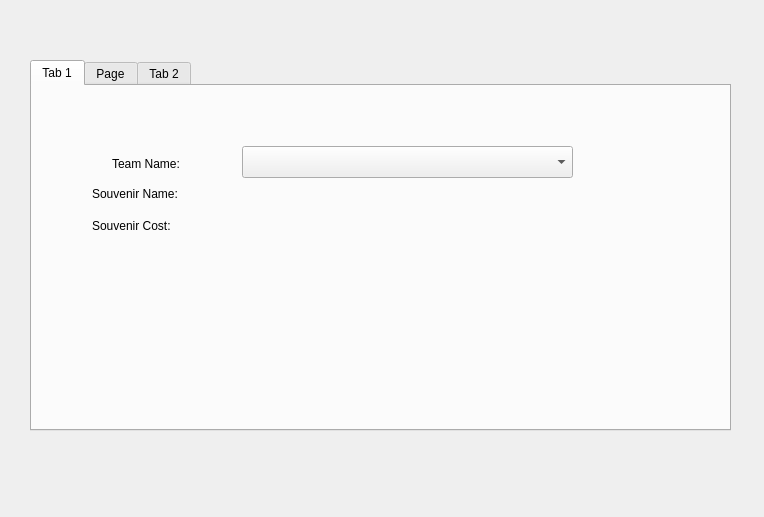
Before: the Qt Designer form BaseballProject2/modifysouvenirs.ui in tholm1/CS1D-Project-2-Baseball, drawn with Qt 5.
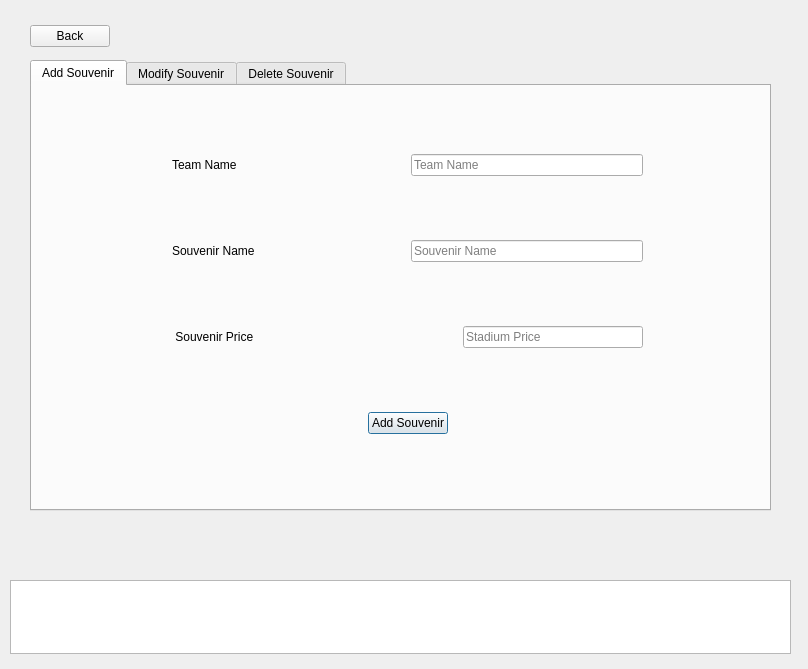
After: the same form once the commit is applied. The open tabs and pages were chosen to show the change.

The edit to the form file:
```diff
--- a/BaseballProject2/modifysouvenirs.ui
+++ b/BaseballProject2/modifysouvenirs.ui
@@ -6,8 +6,8 @@
    <rect>
     <x>0</x>
     <y>0</y>
-    <width>764</width>
-    <height>517</height>
+    <width>808</width>
+    <height>669</height>
    </rect>
   </property>
   <property name="windowTitle">
@@ -18,8 +18,8 @@
     <rect>
      <x>30</x>
      <y>60</y>
-     <width>701</width>
-     <height>371</height>
+     <width>741</width>
+     <height>451</height>
     </rect>
    </property>
    <property name="styleSheet">
@@ -30,69 +30,323 @@
    </property>
    <widget class="QWidget" name="tab">
     <attribute name="title">
-     <string>Tab 1</string>
+     <string>Add Souvenir</string>
     </attribute>
-    <widget class="QLabel" name="label">
+    <widget class="QWidget" name="layoutWidget">
      <property name="geometry">
       <rect>
-       <x>80</x>
-       <y>70</y>
-       <width>111</width>
-       <height>16</height>
+       <x>140</x>
+       <y>10</y>
+       <width>471</width>
+       <height>400</height>
       </rect>
      </property>
-     <property name="text">
-      <string>Team Name:</string>
-     </property>
-    </widget>
-    <widget class="QLabel" name="label_2">
-     <property name="geometry">
-      <rect>
-       <x>60</x>
-       <y>100</y>
-       <width>141</width>
-       <height>16</height>
-      </rect>
-     </property>
-     <property name="text">
-      <string>Souvenir Name:</string>
-     </property>
-    </widget>
-    <widget class="QLabel" name="label_3">
-     <property name="geometry">
-      <rect>
-       <x>60</x>
-       <y>130</y>
-       <width>111</width>
-       <height>20</height>
-      </rect>
-     </property>
-     <property name="text">
-      <string>Souvenir Cost:</string>
-     </property>
-    </widget>
-    <widget class="QComboBox" name="comboBox">
-     <property name="geometry">
-      <rect>
-       <x>210</x>
-       <y>60</y>
-       <width>331</width>
-       <height>32</height>
-      </rect>
-     </property>
+     <layout class="QVBoxLayout" name="verticalLayout_5">
+      <item>
+       <layout class="QHBoxLayout" name="horizontalLayout_5" stretch="1,1,2">
+        <item>
+         <widget class="QLabel" name="teamNameAddLabel">
+          <property name="text">
+           <string>Team Name</string>
+          </property>
+         </widget>
+        </item>
+        <item>
+         <spacer name="horizontalSpacer_6">
+          <property name="orientation">
+           <enum>Qt::Horizontal</enum>
+          </property>
+          <property name="sizeHint" stdset="0">
+           <size>
+            <width>40</width>
+            <height>20</height>
+           </size>
+          </property>
+         </spacer>
+        </item>
+        <item>
+         <widget class="QLineEdit" name="teamNameAddLine">
+          <property name="placeholderText">
+           <string>Team Name</string>
+          </property>
+         </widget>
+        </item>
+       </layout>
+      </item>
+      <item>
+       <layout class="QHBoxLayout" name="horizontalLayout_6" stretch="1,1,2">
+        <item>
+         <widget class="QLabel" name="souvenirNameAddLabel">
+          <property name="text">
+           <string>Souvenir Name</string>
+          </property>
+         </widget>
+        </item>
+        <item>
+         <spacer name="horizontalSpacer_7">
+          <property name="orientation">
+           <enum>Qt::Horizontal</enum>
+          </property>
+          <property name="sizeHint" stdset="0">
+           <size>
+            <width>40</width>
+            <height>20</height>
+           </size>
+          </property>
+         </spacer>
+        </item>
+        <item>
+         <widget class="QLineEdit" name="souvenirNameAddLine">
+          <property name="placeholderText">
+           <string>Souvenir Name</string>
+          </property>
+         </widget>
+        </item>
+       </layout>
+      </item>
+      <item>
+       <layout class="QHBoxLayout" name="horizontalLayout_7" stretch="0,0,0">
+        <item>
+         <widget class="QLabel" name="souvenirPriceAddLabel">
+          <property name="text">
+           <string> Souvenir Price       </string>
+          </property>
+         </widget>
+        </item>
+        <item>
+         <spacer name="horizontalSpacer">
+          <property name="orientation">
+           <enum>Qt::Horizontal</enum>
+          </property>
+          <property name="sizeHint" stdset="0">
+           <size>
+            <width>40</width>
+            <height>20</height>
+           </size>
+          </property>
+         </spacer>
+        </item>
+        <item>
+         <widget class="QLineEdit" name="souvenirPriceAddLine">
+          <property name="placeholderText">
+           <string>Stadium Price</string>
+          </property>
+         </widget>
+        </item>
+       </layout>
+      </item>
+      <item>
+       <layout class="QHBoxLayout" name="horizontalLayout_2">
+        <item>
+         <spacer name="horizontalSpacer_3">
+          <property name="orientation">
+           <enum>Qt::Horizontal</enum>
+          </property>
+          <property name="sizeHint" stdset="0">
+           <size>
+            <width>40</width>
+            <height>20</height>
+           </size>
+          </property>
+         </spacer>
+        </item>
+        <item>
+         <widget class="QPushButton" name="confirmAddBtn">
+          <property name="text">
+           <string>Add Souvenir</string>
+          </property>
+         </widget>
+        </item>
+        <item>
+         <spacer name="horizontalSpacer_5">
+          <property name="orientation">
+           <enum>Qt::Horizontal</enum>
+          </property>
+          <property name="sizeHint" stdset="0">
+           <size>
+            <width>40</width>
+            <height>20</height>
+           </size>
+          </property>
+         </spacer>
+        </item>
+       </layout>
+      </item>
+     </layout>
     </widget>
    </widget>
    <widget class="QWidget" name="tab_3">
     <attribute name="title">
-     <string>Page</string>
+     <string>Modify Souvenir</string>
     </attribute>
    </widget>
    <widget class="QWidget" name="tab_2">
     <attribute name="title">
-     <string>Tab 2</string>
+     <string>Delete Souvenir</string>
     </attribute>
+    <widget class="QWidget" name="layoutWidget_2">
+     <property name="geometry">
+      <rect>
+       <x>20</x>
+       <y>210</y>
+       <width>661</width>
+       <height>38</height>
+      </rect>
+     </property>
+     <layout class="QHBoxLayout" name="horizontalLayout_15">
+      <item>
+       <spacer name="horizontalSpacer_2">
+        <property name="orientation">
+         <enum>Qt::Horizontal</enum>
+        </property>
+        <property name="sizeHint" stdset="0">
+         <size>
+          <width>40</width>
+          <height>20</height>
+         </size>
+        </property>
+       </spacer>
+      </item>
+      <item>
+       <widget class="QLabel" name="label_2">
+        <property name="text">
+         <string>Choose Team:</string>
+        </property>
+       </widget>
+      </item>
+      <item>
+       <widget class="QComboBox" name="stadiumDelComboBox"/>
+      </item>
+      <item>
+       <spacer name="horizontalSpacer_8">
+        <property name="orientation">
+         <enum>Qt::Horizontal</enum>
+        </property>
+        <property name="sizeHint" stdset="0">
+         <size>
+          <width>40</width>
+          <height>20</height>
+         </size>
+        </property>
+       </spacer>
+      </item>
+     </layout>
+    </widget>
+    <widget class="QWidget" name="layoutWidget_3">
+     <property name="geometry">
+      <rect>
+       <x>20</x>
+       <y>260</y>
+       <width>661</width>
+       <height>38</height>
+      </rect>
+     </property>
+     <layout class="QHBoxLayout" name="horizontalLayout_16">
+      <item>
+       <spacer name="horizontalSpacer_4">
+        <property name="orientation">
+         <enum>Qt::Horizontal</enum>
+        </property>
+        <property name="sizeHint" stdset="0">
+         <size>
+          <width>40</width>
+          <height>20</height>
+         </size>
+        </property>
+       </spacer>
+      </item>
+      <item>
+       <widget class="QLabel" name="label_3">
+        <property name="text">
+         <string>Souvenir:</string>
+        </property>
+       </widget>
+      </item>
+      <item>
+       <widget class="QComboBox" name="stadiumDelComboBox_2"/>
+      </item>
+      <item>
+       <widget class="QPushButton" name="delBtn_2">
+        <property name="text">
+         <string>Delete Souvenir</string>
+        </property>
+       </widget>
+      </item>
+      <item>
+       <spacer name="horizontalSpacer_9">
+        <property name="orientation">
+         <enum>Qt::Horizontal</enum>
+        </property>
+        <property name="sizeHint" stdset="0">
+         <size>
+          <width>40</width>
+          <height>20</height>
+         </size>
+        </property>
+       </spacer>
+      </item>
+     </layout>
+    </widget>
    </widget>
   </widget>
+  <widget class="QWidget" name="layoutWidget_4">
+   <property name="geometry">
+    <rect>
+     <x>30</x>
+     <y>20</y>
+     <width>701</width>
+     <height>32</height>
+    </rect>
+   </property>
+   <layout class="QHBoxLayout" name="horizontalLayout">
+    <item>
+     <widget class="QPushButton" name="backBtn">
+      <property name="text">
+       <string>Back</string>
+      </property>
+     </widget>
+    </item>
+    <item>
+     <spacer name="horizontalSpacer_10">
+      <property name="orientation">
+       <enum>Qt::Horizontal</enum>
+      </property>
+      <property name="sizeHint" stdset="0">
+       <size>
+        <width>40</width>
+        <height>20</height>
+       </size>
+      </property>
+     </spacer>
+    </item>
+   </layout>
+  </widget>
+  <widget class="QTableView" name="tableView">
+   <property name="geometry">
+    <rect>
+     <x>10</x>
+     <y>580</y>
+     <width>781</width>
+     <height>74</height>
+    </rect>
+   </property>
+  </widget>
+  <widget class="QLabel" name="accumulatorLabel">
+   <property name="geometry">
+    <rect>
+     <x>10</x>
+     <y>540</y>
+     <width>781</width>
+     <height>20</height>
+    </rect>
+   </property>
+   <property name="styleSheet">
+    <string notr="true">color: rgb(255, 255, 255)</string>
+   </property>
+   <property name="text">
+    <string/>
+   </property>
+  </widget>
  </widget>
  <resources/>
  <connections/>
```
Left out of the diff: 2 changed lines with no effect on the pictures.
